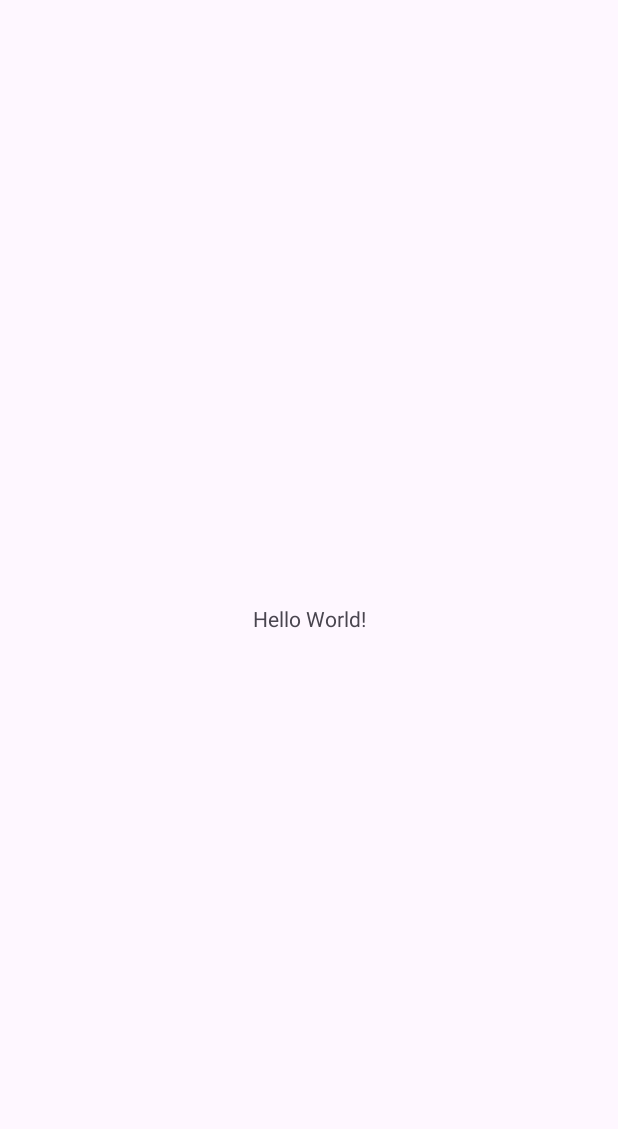
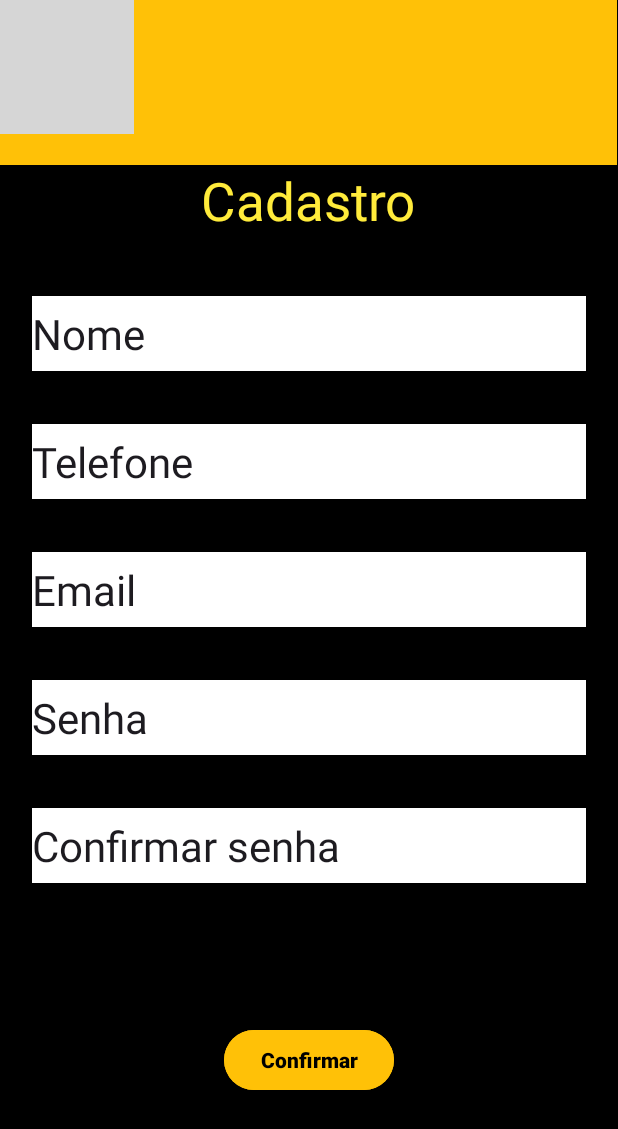
Before and after one commit to xxlabosxx/SafeGuardPro, an Android app: the screen it shows after launch (MainActivity), on a phone screen of 412 x 824 dp. Before the commit the part shown is almost empty. Shown: the top 1129 px of the screen. Run offline under Robolectric (Android 15) with nearby library versions, the phone set to English and light mode, and no system bars; grey boxes are pictures that could not be loaded.

```diff
--- a/app/src/main/res/layout/activity_main.xml
+++ b/app/src/main/res/layout/activity_main.xml
@@ -4,15 +4,151 @@
     xmlns:tools="http://schemas.android.com/tools"
     android:layout_width="match_parent"
     android:layout_height="match_parent"
+    android:background="@color/black"
     tools:context=".view.MainActivity">
 
+
+    <EditText
+        android:id="@+id/telefonetxt"
+        android:layout_width="369dp"
+        android:layout_height="50dp"
+        android:layout_centerInParent="true"
+        android:layout_marginTop="35dp"
+        android:background="@color/cardview_light_background"
+        android:text="@string/telefone"
+        android:textSize="28sp"
+        app:layout_constraintEnd_toEndOf="parent"
+        app:layout_constraintStart_toStartOf="parent"
+        app:layout_constraintTop_toBottomOf="@+id/nometxt" />
+
+    <EditText
+        android:id="@+id/confirmasenhatxt"
+        android:layout_width="369dp"
+        android:layout_height="50dp"
+        android:layout_centerInParent="true"
+        android:layout_marginTop="35dp"
+        android:background="@color/cardview_light_background"
+        android:radius="25dp"
+        android:text="@string/confirmar_senha"
+        android:textSize="28sp"
+        app:layout_constraintEnd_toEndOf="parent"
+        app:layout_constraintStart_toStartOf="parent"
+        app:layout_constraintTop_toBottomOf="@+id/senhatxt" />
+
+    <EditText
+        android:id="@+id/senhatxt"
+        android:layout_width="369dp"
+        android:layout_height="50dp"
+        android:layout_centerInParent="true"
+        android:layout_marginTop="35dp"
+        android:background="@color/cardview_light_background"
+        android:radius="25dp"
+        android:text="@string/senha"
+        android:textSize="28sp"
+        app:layout_constraintEnd_toEndOf="parent"
+        app:layout_constraintStart_toStartOf="parent"
+        app:layout_constraintTop_toBottomOf="@+id/emailtxt" />
+
+
     <TextView
+        android:id="@+id/textView"
         android:layout_width="wrap_content"
         android:layout_height="wrap_content"
-        android:text="Hello World!"
+        android:text="@string/cadastro"
+        android:textColor="#FFEB3B"
+        android:textSize="35sp"
+        app:layout_constraintEnd_toEndOf="parent"
+        app:layout_constraintHorizontal_bias="0.498"
+        app:layout_constraintStart_toStartOf="parent"
+        app:layout_constraintTop_toBottomOf="@+id/materialToolbar" />
+
+    <EditText
+        android:id="@+id/nometxt"
+        android:layout_width="369dp"
+        android:layout_height="50dp"
+        app:circularflow_radiusInDP=""
+        android:layout_centerInParent="true"
+        android:layout_marginTop="40dp"
+        android:background="@color/cardview_light_background"
+        android:text="@string/nome"
+        android:textSize="28sp"
+        app:layout_constraintEnd_toEndOf="parent"
+        app:layout_constraintStart_toStartOf="parent"
+        app:layout_constraintTop_toBottomOf="@+id/textView" />
+
+    <EditText
+        android:id="@+id/emailtxt"
+        android:layout_width="369dp"
+        android:layout_height="50dp"
+        android:layout_centerInParent="true"
+        android:layout_marginTop="35dp"
+        android:background="@color/cardview_light_background"
+        android:radius="25dp"
+        android:text="@string/email"
+        android:textSize="28sp"
+        app:layout_constraintEnd_toEndOf="parent"
+        app:layout_constraintStart_toStartOf="parent"
+        app:layout_constraintTop_toBottomOf="@+id/telefonetxt" />
+
+        <com.google.android.material.appbar.MaterialToolbar
+            android:id="@+id/materialToolbar"
+
+            android:layout_width="411dp"
+            android:layout_height="110dp"
+            android:background="@color/white"
+            android:backgroundTint="#FFC107"
+            android:minHeight="?attr/actionBarSize"
+            tools:ignore="MissingConstraints" />
+
+    <ImageView
+        android:id="@+id/imageView"
+        android:layout_width="89dp"
+        android:layout_height="89dp"
+        app:srcCompat="@drawable/safe_guard_pro_1_removebg_preview_3"
+        tools:ignore="MissingConstraints"
+        tools:layout_editor_absoluteX="0dp"
+        tools:layout_editor_absoluteY="16dp" />
+
+    <ImageView
+        android:id="@+id/imageView2"
+        android:layout_width="wrap_content"
+        android:layout_height="wrap_content"
+        app:srcCompat="@drawable/icone"
+        tools:layout_editor_absoluteX="325dp"
+        tools:layout_editor_absoluteY="16dp"
+        tools:ignore="MissingConstraints" />
+
+    <ImageView
+        android:id="@+id/imageView3"
+        android:layout_width="wrap_content"
+        android:layout_height="wrap_content"
+        app:srcCompat="@drawable/notificao"
+        tools:layout_editor_absoluteX="262dp"
+        tools:layout_editor_absoluteY="36dp"
+        tools:ignore="MissingConstraints" />
+
+    <ImageView
+        android:id="@+id/imageView4"
+        android:layout_width="wrap_content"
+        android:layout_height="wrap_content"
+        app:srcCompat="@drawable/seta"
+        tools:layout_editor_absoluteX="220dp"
+        tools:layout_editor_absoluteY="51dp"
+        tools:ignore="MissingConstraints" />
+
+    <Button
+        android:id="@+id/cadastrobtn"
+        android:layout_width="wrap_content"
+        android:layout_height="wrap_content"
+        android:text="@string/confirmar"
+        android:textStyle="bold"
+        android:textColor="@color/black"
+        android:backgroundTint="#FFC107"
         app:layout_constraintBottom_toBottomOf="parent"
         app:layout_constraintEnd_toEndOf="parent"
         app:layout_constraintStart_toStartOf="parent"
-        app:layout_constraintTop_toTopOf="parent" />
+        app:layout_constraintTop_toBottomOf="@+id/confirmasenhatxt"
+        tools:ignore="MissingConstraints"/>
+
 
 </androidx.constraintlayout.widget.ConstraintLayout>
--- a/app/src/main/res/values/strings.xml
+++ b/app/src/main/res/values/strings.xml
@@ -1,3 +1,10 @@
 <resources>
     <string name="app_name">SafeGuardPro</string>
+    <string name="cadastro">Cadastro</string>
+    <string name="senha">Senha</string>
+    <string name="confirmar_senha">Confirmar senha</string>
+    <string name="telefone">Telefone</string>
+    <string name="email">Email</string>
+    <string name="nome">Nome</string>
+    <string name="confirmar">Confirmar</string>
 </resources>
```
Also changed, not shown: app/src/main/res/drawable/icone.png (added), app/src/main/res/drawable/notificao.png (added), app/src/main/res/drawable/seta.png (added).
